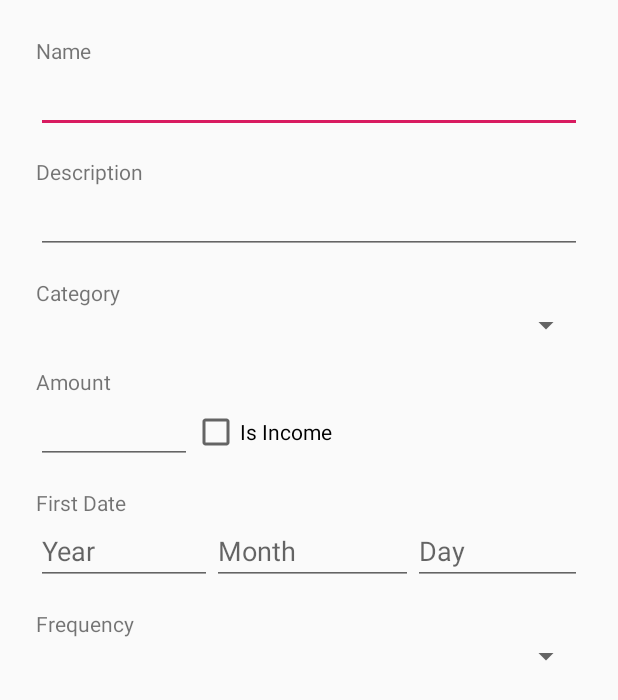
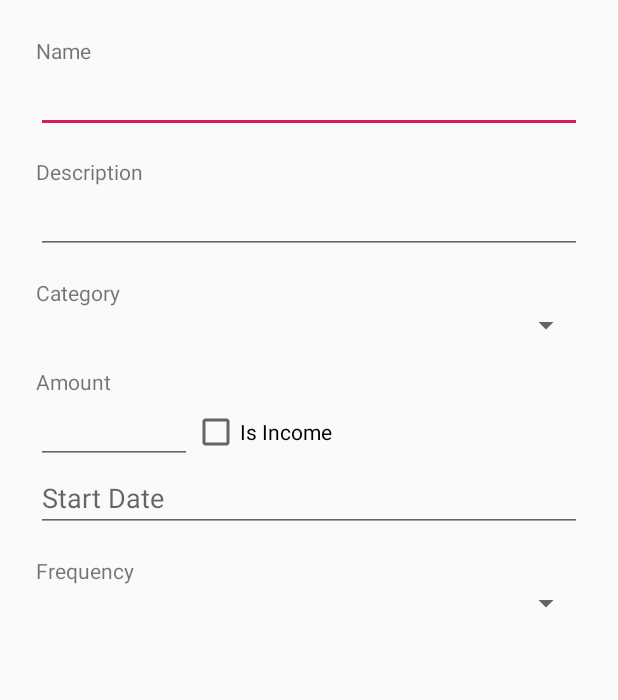
Before and after one commit to danitoth4/Android, an Android app: the layout dialog_new_finance.xml on its own in the app's theme, with its tools: preview values and no code run, on a phone screen of 412 x 824 dp. Shown: the top 700 px of the screen. Run offline under Robolectric (Android 15) with nearby library versions, the phone set to English and light mode, and no system bars.

Commit message:
fixed this

```diff
--- a/app/src/main/res/layout/dialog_new_finance.xml
+++ b/app/src/main/res/layout/dialog_new_finance.xml
@@ -51,7 +51,7 @@
         android:orientation="horizontal"
         android:weightSum="3">
 
-    <EditText
+        <EditText
         android:id="@+id/FinanceAmountEditText"
         android:layout_width="104dp"
         android:layout_height="wrap_content"
@@ -65,43 +65,14 @@
 
     </LinearLayout>
 
-    <TextView
-        android:layout_width="wrap_content"
+    <EditText
+        android:id="@+id/firstDateTextView"
         android:layout_height="wrap_content"
-        android:layout_marginTop="16dip"
-        android:text="@string/firstDate"/>
-
-    <LinearLayout
         android:layout_width="match_parent"
-        android:layout_height="wrap_content"
-        android:orientation="horizontal"
-        android:weightSum="3">
-
-        <EditText
-            android:id="@+id/FinanceYearEditText"
-            android:layout_width="wrap_content"
-            android:layout_height="wrap_content"
-            android:inputType="numberDecimal"
-            android:hint="Year"
-            android:layout_weight="1"/>
-
-        <EditText
-            android:id="@+id/FinanceMonthEditText"
-            android:layout_width="wrap_content"
-            android:layout_height="wrap_content"
-            android:inputType="numberDecimal"
-            android:hint="Month"
-            android:layout_weight="1" />
-
-        <EditText
-            android:id="@+id/FinanceDayEditText"
-            android:layout_width="wrap_content"
-            android:layout_height="wrap_content"
-            android:inputType="numberDecimal"
-            android:hint="Day"
-            android:layout_weight="1" />
-
-    </LinearLayout>
+        android:clickable="true"
+        android:focusable="false"
+        android:hint="@string/start_date"
+        android:inputType="date"/>
 
     <TextView
         android:layout_width="wrap_content"
--- a/app/src/main/res/values/strings.xml
+++ b/app/src/main/res/values/strings.xml
@@ -1,5 +1,5 @@
 <resources>
-    <string name="app_name">Finance Trakcer</string>
+    <string name="app_name">Finance Tracker</string>
     <string name="action_settings">Settings</string>
     <string name="new_finance">New Finance</string>
     <string name="ok">OK</string>
@@ -17,6 +17,8 @@
     <string name="end_date">End Date</string>
     <string-array name="category_items">
         <item>Food</item>
+        <item>Housing</item>
+        <item>Bill</item>
         <item>Electronic</item>
         <item>Book</item>
     </string-array>
```
Also changed, not shown: app/src/main/java/hu/bme/aut/financetrakcer/DiagramActivity.java (+6 -2 lines), app/src/main/java/hu/bme/aut/financetrakcer/MainActivity.java (+9 -1 lines), app/src/main/java/hu/bme/aut/financetrakcer/fragments/NewFinanceItemDialogFragment.java (+22 -22 lines), app/src/main/java/hu/bme/aut/financetrakcer/model/DataManager.java (+16 -7 lines).
